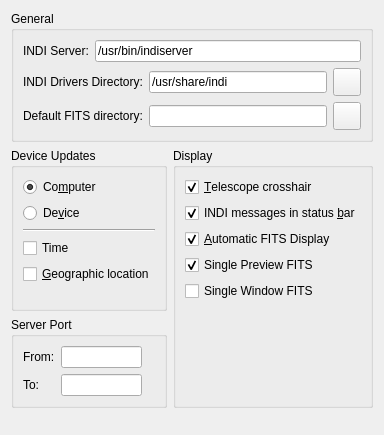
Before: the Qt Designer form kstars/indi/opsindi.ui in KDE/kstars, drawn with Qt 5.
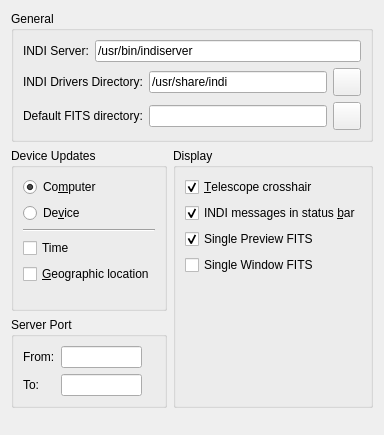
After: the same form once the commit is applied.

Commit message: Remove display FITS option as it was an extra options that made things more complex and was not useful. FITS is always displayed now in the FITS viewer. Add preliminary work for flat field options

```diff
--- a/kstars/indi/opsindi.ui
+++ b/kstars/indi/opsindi.ui
@@ -349,25 +349,6 @@
           </property>
          </widget>
         </item>
-        <item>
-         <widget class="QCheckBox" name="kcfg_showFITS">
-          <property name="toolTip">
-           <string>When a FITS image is captured from a camera, download and display the FITS automatically in the FITS Viewer</string>
-          </property>
-          <property name="statusTip">
-           <string/>
-          </property>
-          <property name="whatsThis">
-           <string/>
-          </property>
-          <property name="text">
-           <string>&amp;Automatic FITS Display</string>
-          </property>
-          <property name="checked">
-           <bool>true</bool>
-          </property>
-         </widget>
-        </item>
         <item>
          <widget class="QCheckBox" name="kcfg_singlePreviewFITS">
           <property name="toolTip">
```
The commit also changes 6 other files.
